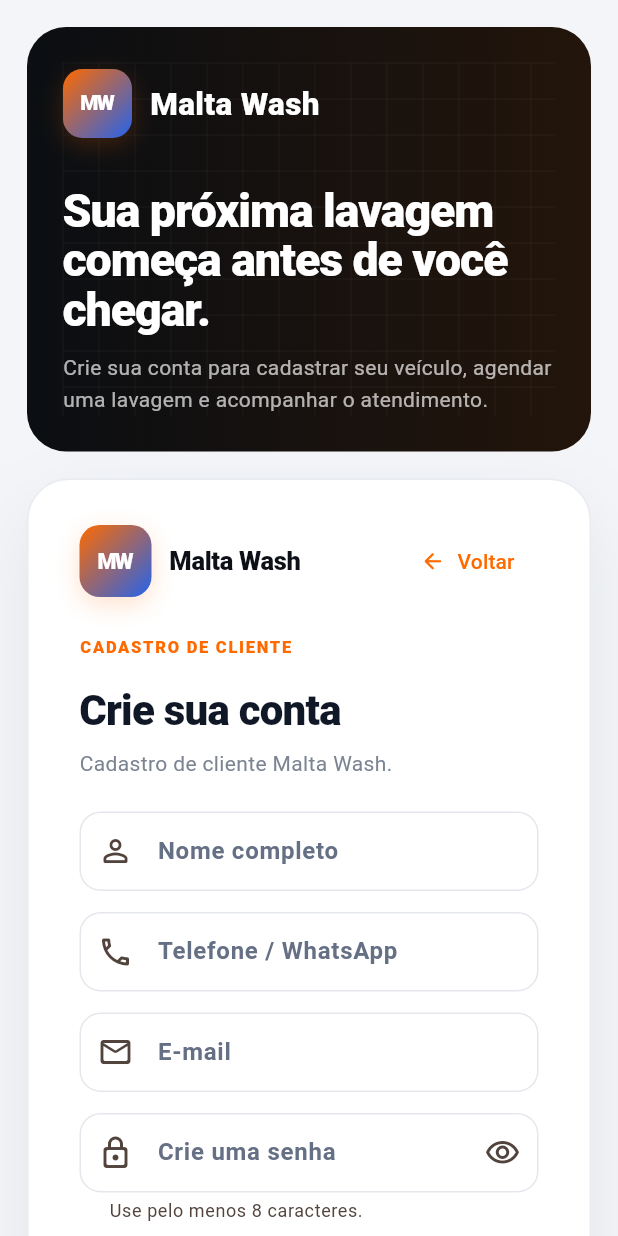
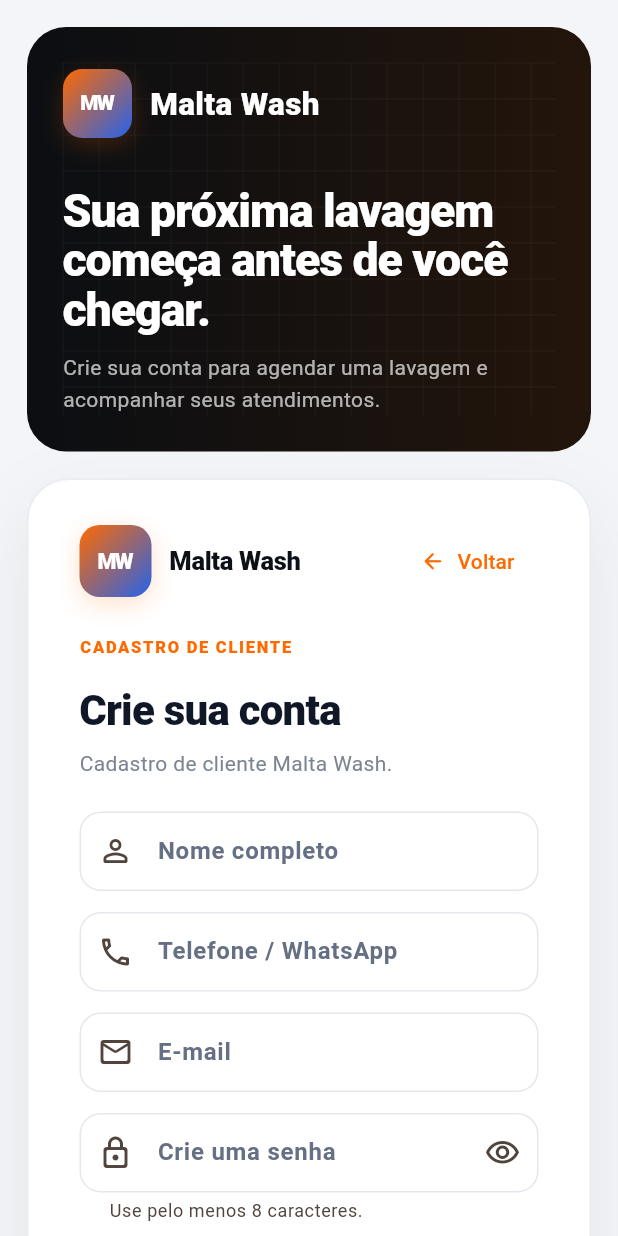
Before and after one commit to Tdk17/malta_wash, a Flutter app: the RegisterPage screen opened by its route, on a phone screen of 412 x 824 dp. Run offline on Flutter 3.47's test engine with Material 3 defaults, Android fonts, the phone set to English and light mode, and no system bars; our stand-ins replace dio, flutter_secure_storage, get_it, go_router, signals; accounts and stored records are empty; statements that could not run were skipped.

Commit message:
fix: register clients without legacy tenant slug

```diff
--- a/lib/Src/Features/auth/presentation/pages/register_page.dart
+++ b/lib/Src/Features/auth/presentation/pages/register_page.dart
@@ -39,7 +39,7 @@
     return AuthLayout(
       eyebrow: 'Cadastro de cliente',
       title: 'Sua próxima lavagem começa antes de você chegar.',
-      description: 'Crie sua conta para cadastrar seu veículo, agendar uma lavagem e acompanhar o atendimento.',
+      description: 'Crie sua conta para agendar uma lavagem e acompanhar seus atendimentos.',
       child: Form(
         key: formKey,
         child: Column(
@@ -76,7 +76,7 @@
               keyboardType: TextInputType.emailAddress,
               autofillHints: const [AutofillHints.email],
               decoration: const InputDecoration(labelText: 'E-mail', hintText: 'voce@email.com', prefixIcon: Icon(Icons.mail_outline_rounded)),
-              validator: (v) => (v == null || !v.contains('@')) ? 'Informe um e-mail válido.' : null,
+              validator: (v) => (v == null || !RegExp(r'^\S+@\S+\.\S+$').hasMatch(v.trim())) ? 'Informe um e-mail válido.' : null,
             ),
             const SizedBox(height: 14),
             TextFormField(
@@ -205,12 +205,13 @@
       return;
     }
 
+    final slug = widget.tenantSlug?.trim();
     final session = await controller.submit(
       name: name.text,
       phone: phone.text,
       email: email.text,
       password: password.text,
-      tenantSlug: widget.tenantSlug ?? 'clinicar',
+      tenantSlug: slug != null && slug.isNotEmpty ? slug : null,
     );
     if (!mounted || session == null) return;
     context.go(session.token.isNotEmpty ? RoutePaths.client : '${RoutePaths.login}?area=cliente');
```
